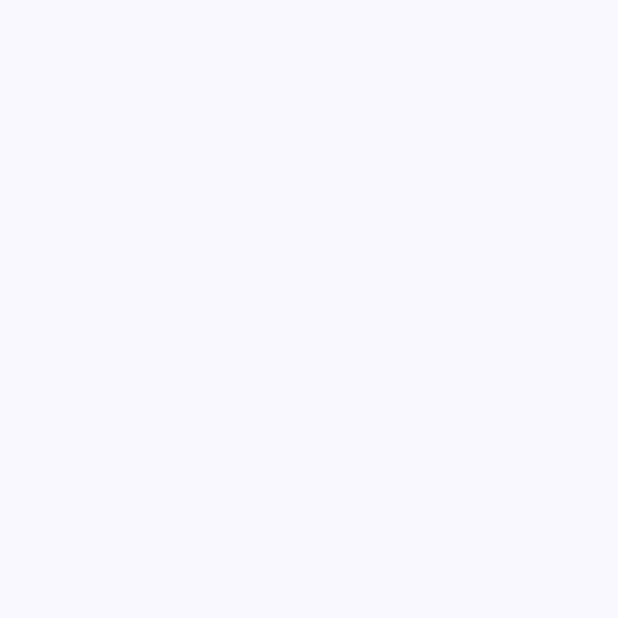
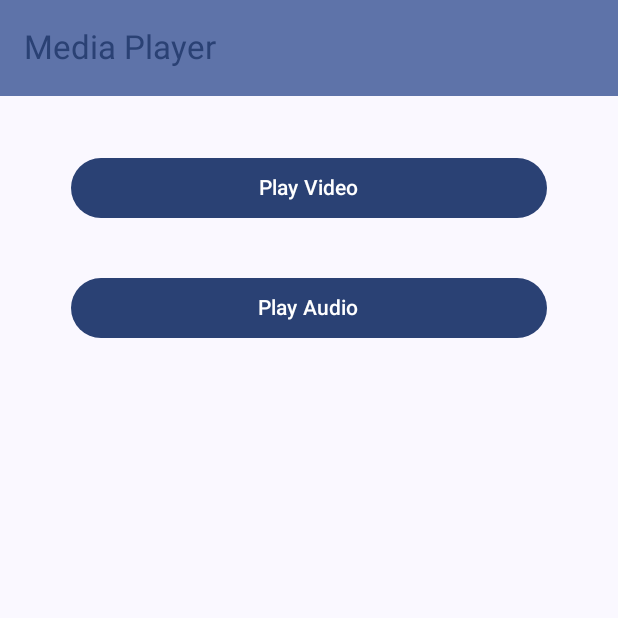
Before and after one commit to EvolvingLearner/YogaFlowMedia, an Android app built with Jetpack Compose: the screen it shows after launch (HomeActivity), on a phone screen of 412 x 824 dp, the top half of it. Before the commit the part shown is empty. Run offline under Robolectric (Android 15) with nearby library versions, the phone set to English and light mode, and no system bars.

Commit message:
Added Audio and Video Player

```diff
--- a/app/build.gradle.kts
+++ b/app/build.gradle.kts
@@ -59,6 +59,11 @@ dependencies {
     implementation(libs.androidx.ui.graphics)
     implementation(libs.androidx.ui.tooling.preview)
     implementation(libs.androidx.material3)
+    implementation(libs.androidx.media3.exoplayer)
+    implementation(libs.androidx.navigation.runtime.ktx)
+    implementation(libs.androidx.navigation.compose)
+    implementation(libs.androidx.media3.ui)
+
     testImplementation(libs.junit)
     androidTestImplementation(libs.androidx.junit)
     androidTestImplementation(libs.androidx.espresso.core)
--- a/app/src/main/AndroidManifest.xml
+++ b/app/src/main/AndroidManifest.xml
@@ -2,8 +2,13 @@
 <manifest xmlns:android="http://schemas.android.com/apk/res/android"
     xmlns:tools="http://schemas.android.com/tools">
 
+    <uses-permission android:name="android.permission.INTERNET" />
+    <uses-permission android:name="android.permission.ACCESS_NETWORK_STATE"/>
+
     <application
         android:allowBackup="true"
+        android:hardwareAccelerated="true"
+        android:usesCleartextTraffic="true"
         android:dataExtractionRules="@xml/data_extraction_rules"
         android:fullBackupContent="@xml/backup_rules"
         android:icon="@mipmap/ic_launcher"
@@ -15,7 +20,6 @@
         <activity
             android:name=".HomeActivity"
             android:exported="true"
-            android:label="@string/app_name"
             android:theme="@style/Theme.YogaFlow">
             <intent-filter>
                 <action android:name="android.intent.action.MAIN" />
--- a/app/src/main/java/com/healthylife/yogaflow/HomeActivity.kt
+++ b/app/src/main/java/com/healthylife/yogaflow/HomeActivity.kt
@@ -1,27 +1,68 @@
 package com.healthylife.yogaflow
 
+import android.content.Context
 import android.os.Bundle
 import androidx.activity.ComponentActivity
 import androidx.activity.compose.setContent
+import androidx.compose.foundation.layout.Column
+import androidx.compose.foundation.layout.PaddingValues
 import androidx.compose.foundation.layout.fillMaxSize
+import androidx.compose.foundation.layout.padding
+import androidx.compose.material3.ExperimentalMaterial3Api
 import androidx.compose.material3.MaterialTheme
-import androidx.compose.material3.Surface
+import androidx.compose.material3.Scaffold
 import androidx.compose.material3.Text
+import androidx.compose.material3.TopAppBar
+import androidx.compose.material3.TopAppBarDefaults
 import androidx.compose.runtime.Composable
+import androidx.compose.ui.Alignment
 import androidx.compose.ui.Modifier
-import androidx.compose.ui.tooling.preview.Preview
+import androidx.compose.ui.unit.dp
+import androidx.media3.common.MediaItem
+import androidx.media3.exoplayer.ExoPlayer
+import androidx.navigation.NavHostController
+import androidx.navigation.compose.NavHost
+import androidx.navigation.compose.composable
+import androidx.navigation.compose.rememberNavController
+import com.healthylife.yogaflow.ui.AudioPlayer
+import com.healthylife.yogaflow.ui.MainScreen
+import com.healthylife.yogaflow.ui.VideoPlayer
 import com.healthylife.yogaflow.ui.theme.YogaFlowTheme
 
 class HomeActivity : ComponentActivity() {
+    @OptIn(ExperimentalMaterial3Api::class)
     override fun onCreate(savedInstanceState: Bundle?) {
         super.onCreate(savedInstanceState)
         setContent {
             YogaFlowTheme {
-                // A surface container using the 'background' color from the theme
-                Surface(
+                val navController = rememberNavController()
+                Scaffold(
                     modifier = Modifier.fillMaxSize(),
-                    color = MaterialTheme.colorScheme.background
-                ) {
+                    topBar = {
+                        TopAppBar(
+                            title = { Text(text = "Media Player") },
+                            colors = TopAppBarDefaults.topAppBarColors(
+                                containerColor = MaterialTheme.colorScheme.primaryContainer,
+                                titleContentColor = MaterialTheme.colorScheme.primary,
+                            )
+                        )
+                    }
+                ) { innerPaddingValues ->
+                    Column(
+                        modifier = Modifier
+                            .fillMaxSize()
+                            .padding(
+                                paddingValues = PaddingValues(
+                                    10.dp,
+                                    innerPaddingValues.calculateTopPadding(),
+                                    10.dp,
+                                    innerPaddingValues.calculateBottomPadding()
+                                )
+                            ),
+                        horizontalAlignment = Alignment.CenterHorizontally
+                    ) {
+                        Navigation(navController = navController)
+                    }
                 }
             }
         }
@@ -29,17 +70,26 @@ class HomeActivity : ComponentActivity() {
 }
 
 @Composable
-fun Greeting(name: String, modifier: Modifier = Modifier) {
-    Text(
-        text = "Hello $name!",
-        modifier = modifier
-    )
+fun Navigation(navController: NavHostController) {
+    NavHost(
+        navController = navController,
+        startDestination = "main"
+    ) {
+        composable("main") {
+            MainScreen(navController)
+        }
+        composable("video") {
+            VideoPlayer()
+        }
+        composable("audio") {
+            AudioPlayer()
+        }
+    }
 }
 
-@Preview(showBackground = true)
-@Composable
-fun GreetingPreview() {
-    YogaFlowTheme {
-        Greeting("Android")
-    }
+
+fun provideExoPlayer(context: Context, mediaItem: MediaItem): ExoPlayer {
+    val player = ExoPlayer.Builder(context).build()
+    player.setMediaItem(mediaItem)
+    return player
 }
--- /dev/null
+++ b/app/src/main/java/com/healthylife/yogaflow/ui/MainScreen.kt
@@ -0,0 +1,57 @@
+package com.healthylife.yogaflow.ui
+
+import android.annotation.SuppressLint
+import androidx.compose.foundation.layout.Column
+import androidx.compose.foundation.layout.fillMaxSize
+import androidx.compose.foundation.layout.fillMaxWidth
+import androidx.compose.foundation.layout.padding
+import androidx.compose.material3.Button
+import androidx.compose.material3.Text
+import androidx.compose.runtime.Composable
+import androidx.compose.ui.Alignment
+import androidx.compose.ui.Modifier
+import androidx.compose.ui.tooling.preview.Preview
+import androidx.compose.ui.unit.dp
+import androidx.navigation.NavController
+import androidx.navigation.compose.rememberNavController
+import com.healthylife.yogaflow.ui.theme.YogaFlowTheme
+
+@SuppressLint("UnusedMaterial3ScaffoldPaddingParameter")
+@Composable
+fun MainScreen(navController: NavController) {
+        Column(
+            modifier = Modifier.fillMaxSize().padding(5.dp),
+            horizontalAlignment = Alignment.CenterHorizontally
+        ) {
+            Button(
+                modifier = Modifier
+                    .fillMaxWidth()
+                    .padding(top = 32.dp, start = 32.dp, end = 32.dp),
+                onClick = {
+                    navController.navigate("video")
+                }
+            ) {
+                Text(text = "Play Video")
+            }
+
+            Button(
+                modifier = Modifier
+                    .fillMaxWidth()
+                    .padding(top = 32.dp, start = 32.dp, end = 32.dp),
+                onClick = {
+                    navController.navigate("audio")
+                }
+            ) {
+                Text(text = "Play Audio")
+            }
+        }
+}
+
+@Preview(showBackground = true)
+@Composable
+fun MainScreenPreview() {
+    val navController = rememberNavController()
+    YogaFlowTheme {
+        MainScreen(navController)
+    }
+}
```
Also changed, not shown: app/src/main/java/com/healthylife/yogaflow/ui/AudioPlayer.kt (added, +74 -0 lines), app/src/main/java/com/healthylife/yogaflow/ui/VideoPlayer.kt (added, +41 -0 lines).
